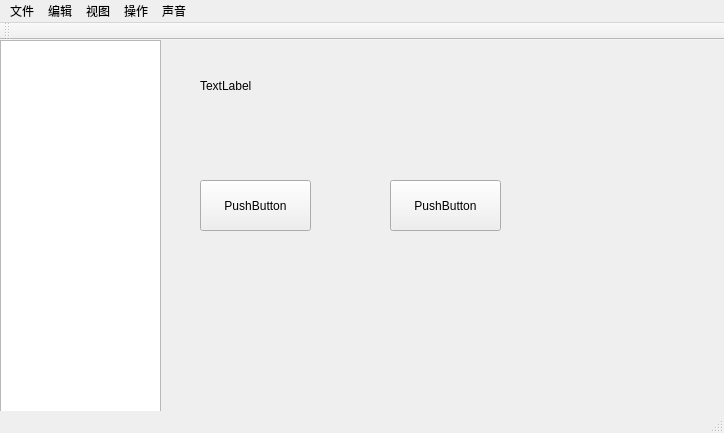
Qt form code/rollCall/mainwindow.ui (Devouty/rollCall) before a commit.
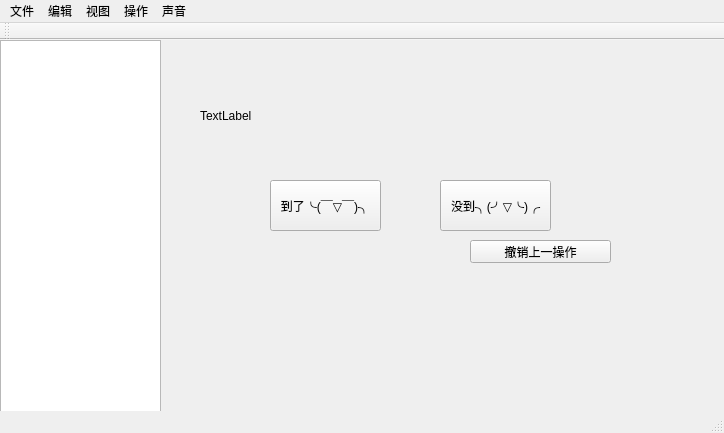
The same form after that commit.

The edit to the form file:
```diff
--- a/code/rollCall/mainwindow.ui
+++ b/code/rollCall/mainwindow.ui
@@ -29,8 +29,8 @@
      <rect>
       <x>200</x>
       <y>40</y>
-      <width>54</width>
-      <height>12</height>
+      <width>271</width>
+      <height>71</height>
      </rect>
     </property>
     <property name="text">
@@ -40,27 +40,40 @@
    <widget class="QPushButton" name="pushButton">
     <property name="geometry">
      <rect>
-      <x>200</x>
+      <x>270</x>
       <y>140</y>
       <width>111</width>
       <height>51</height>
      </rect>
     </property>
     <property name="text">
-     <string>PushButton</string>
+     <string>到了╰(￣▽￣)╮</string>
     </property>
    </widget>
    <widget class="QPushButton" name="pushButton_2">
     <property name="geometry">
      <rect>
-      <x>390</x>
+      <x>440</x>
       <y>140</y>
       <width>111</width>
       <height>51</height>
      </rect>
     </property>
     <property name="text">
-     <string>PushButton</string>
+     <string>没到╮(╯▽╰)╭</string>
+    </property>
+   </widget>
+   <widget class="QPushButton" name="returnButton">
+    <property name="geometry">
+     <rect>
+      <x>470</x>
+      <y>200</y>
+      <width>141</width>
+      <height>23</height>
+     </rect>
+    </property>
+    <property name="text">
+     <string>撤销上一操作</string>
     </property>
    </widget>
   </widget>
```
Left out of the diff: 46 changed lines with no effect on the pictures.
